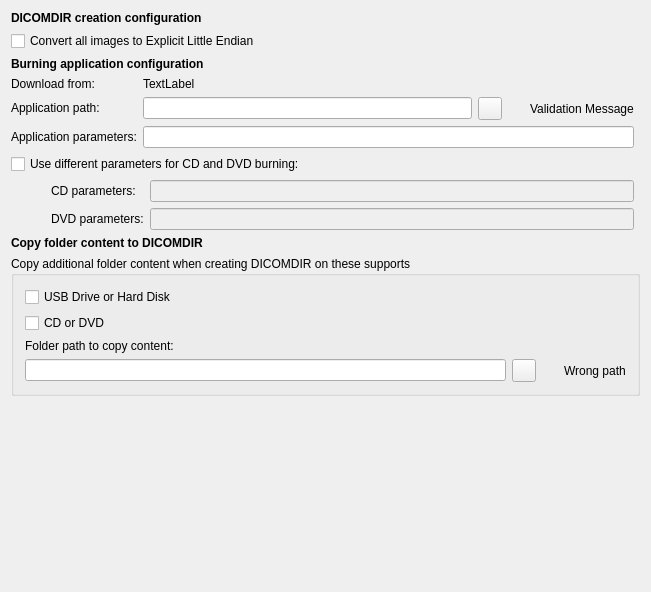
The window that starviewer/src/inputoutput/qdicomdirconfigurationscreenbase.ui (starviewer-medical/starviewer) describes before a commit, drawn with Qt 5.
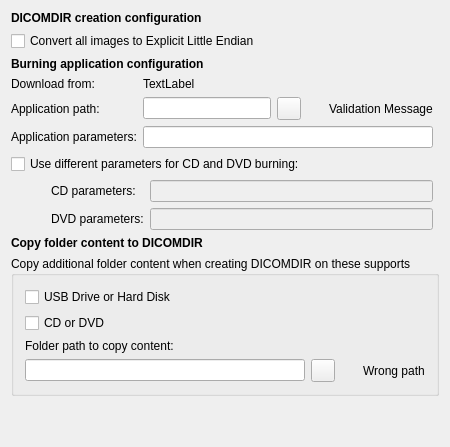
The same window after the commit. Icons and pictures are not drawn.

Diff of the .ui file:
```diff
--- a/starviewer/src/inputoutput/qdicomdirconfigurationscreenbase.ui
+++ b/starviewer/src/inputoutput/qdicomdirconfigurationscreenbase.ui
@@ -2,26 +2,6 @@
 <ui version="4.0">
  <class>udg::QDICOMDIRConfigurationScreenBase</class>
  <widget class="QWidget" name="udg::QDICOMDIRConfigurationScreenBase">
-  <property name="geometry">
-   <rect>
-    <x>0</x>
-    <y>0</y>
-    <width>651</width>
-    <height>592</height>
-   </rect>
-  </property>
-  <property name="sizePolicy">
-   <sizepolicy hsizetype="MinimumExpanding" vsizetype="Preferred">
-    <horstretch>0</horstretch>
-    <verstretch>0</verstretch>
-   </sizepolicy>
-  </property>
-  <property name="maximumSize">
-   <size>
-    <width>20000</width>
-    <height>5000</height>
-   </size>
-  </property>
   <property name="windowTitle">
    <string>DICOMDIR Configuration</string>
   </property>
@@ -37,18 +17,6 @@
        <property name="enabled">
         <bool>false</bool>
        </property>
-       <property name="sizePolicy">
-        <sizepolicy hsizetype="Expanding" vsizetype="Fixed">
-         <horstretch>0</horstretch>
-         <verstretch>0</verstretch>
-        </sizepolicy>
-       </property>
-       <property name="maximumSize">
-        <size>
-         <width>16777215</width>
-         <height>16777215</height>
-        </size>
-       </property>
       </widget>
      </item>
      <item row="2" column="2">
@@ -56,12 +24,6 @@
        <property name="enabled">
         <bool>false</bool>
        </property>
-       <property name="sizePolicy">
-        <sizepolicy hsizetype="Expanding" vsizetype="Fixed">
-         <horstretch>0</horstretch>
-         <verstretch>0</verstretch>
-        </sizepolicy>
-       </property>
       </widget>
      </item>
      <item row="1" column="1">
@@ -104,12 +66,6 @@
    </item>
    <item row="7" column="0" colspan="2">
     <widget class="QGroupBox" name="groupBox">
-     <property name="sizePolicy">
-      <sizepolicy hsizetype="Preferred" vsizetype="Preferred">
-       <horstretch>0</horstretch>
-       <verstretch>0</verstretch>
-      </sizepolicy>
-     </property>
      <property name="title">
       <string>Copy additional folder content when creating DICOMDIR on these supports</string>
      </property>
@@ -130,48 +86,20 @@
       </item>
       <item>
        <widget class="QLabel" name="textLabel1_10">
-        <property name="sizePolicy">
-         <sizepolicy hsizetype="Preferred" vsizetype="Fixed">
-          <horstretch>0</horstretch>
-          <verstretch>0</verstretch>
-         </sizepolicy>
-        </property>
-        <property name="minimumSize">
-         <size>
-          <width>90</width>
-          <height>0</height>
-         </size>
-        </property>
         <property name="text">
          <string>Folder path to copy content:</string>
         </property>
-        <property name="textFormat">
-         <enum>Qt::RichText</enum>
-        </property>
-        <property name="alignment">
-         <set>Qt::AlignVCenter</set>
-        </property>
        </widget>
       </item>
       <item>
        <layout class="QHBoxLayout" name="horizontalLayout_3">
         <item>
-         <widget class="QLineEdit" name="m_textDICOMDIRFolderPathToCopy">
-          <property name="enabled">
-           <bool>true</bool>
-          </property>
-         </widget>
+         <widget class="QLineEdit" name="m_textDICOMDIRFolderPathToCopy"/>
         </item>
         <item>
          <widget class="QToolButton" name="m_buttonExaminateDICOMDIRFolderPathToCopy">
-          <property name="enabled">
-           <bool>true</bool>
-          </property>
           <property name="toolTip">
-           <string>Examine disk to find the folder to copy to DICOMDIR</string>
-          </property>
-          <property name="text">
-           <string/>
+           <string>Browse disk to find the folder to copy to DICOMDIR</string>
           </property>
           <property name="icon">
            <iconset resource="../main/main.qrc">
@@ -196,9 +124,6 @@
           <property name="styleSheet">
            <string notr="true">image: url(:/images/icons/emblem-warning.svg);</string>
           </property>
-          <property name="text">
-           <string/>
-          </property>
          </widget>
         </item>
         <item>
@@ -206,6 +131,9 @@
           <property name="text">
            <string>Wrong path</string>
           </property>
+          <property name="wordWrap">
+           <bool>true</bool>
+          </property>
          </widget>
         </item>
        </layout>
@@ -217,27 +145,9 @@
     <layout class="QGridLayout">
      <item row="1" column="0">
       <widget class="QLabel" name="textLabel1_9">
-       <property name="sizePolicy">
-        <sizepolicy hsizetype="Preferred" vsizetype="Fixed">
-         <horstretch>0</horstretch>
-         <verstretch>0</verstretch>
-        </sizepolicy>
-       </property>
-       <property name="minimumSize">
-        <size>
-         <width>90</width>
-         <height>0</height>
-        </size>
-       </property>
        <property name="text">
         <string>Application path:</string>
        </property>
-       <property name="textFormat">
-        <enum>Qt::RichText</enum>
-       </property>
-       <property name="alignment">
-        <set>Qt::AlignVCenter</set>
-       </property>
       </widget>
      </item>
      <item row="2" column="1">
@@ -290,9 +200,6 @@
          <property name="toolTip">
           <string>Examine disk to find the application</string>
          </property>
-         <property name="text">
-          <string/>
-         </property>
          <property name="icon">
           <iconset resource="../main/main.qrc">
            <normaloff>:/images/icons/document-open.svg</normaloff>:/images/icons/document-open.svg</iconset>
@@ -323,6 +230,9 @@
          <property name="text">
           <string>Validation Message</string>
          </property>
+         <property name="wordWrap">
+          <bool>true</bool>
+         </property>
         </widget>
        </item>
       </layout>
@@ -377,9 +287,6 @@
    </item>
    <item row="4" column="0">
     <widget class="QCheckBox" name="m_checkBoxHasDifferentCDDVDParameteres">
-     <property name="enabled">
-      <bool>true</bool>
-     </property>
      <property name="text">
       <string>Use different parameters for CD and DVD burning:</string>
      </property>
```
Left out of the diff: 9 changed lines with no effect on the pictures.
